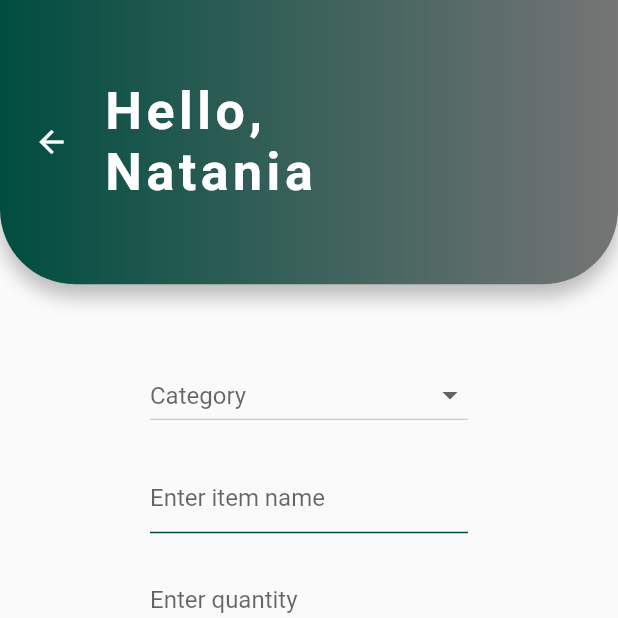
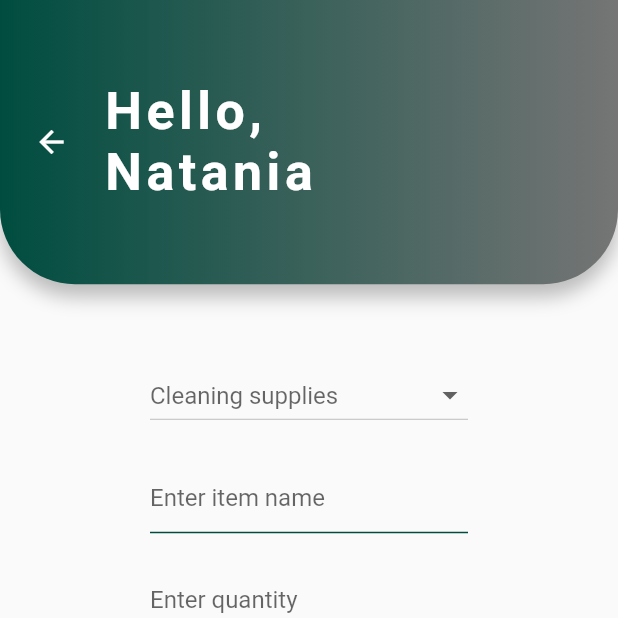
Before and after one commit to nataniayp/plEASE, a Flutter app: the screen it shows after launch, after a tap on "Cleaning supplies", on a phone screen of 412 x 824 dp, the top half of it. Run offline on Flutter 3.47's test engine with Material 2 defaults, Android fonts, the phone set to English and light mode, and no system bars.

Commit message:
my requests navigation done my requests UI done passing data done integrating backend not done

```diff
--- a/lib/screens/request.dart
+++ b/lib/screens/request.dart
@@ -1,6 +1,7 @@
 import 'package:flutter/cupertino.dart';
 import 'package:flutter/material.dart';
 import 'package:please/components/customised_app_bar.dart';
+import 'package:please/components/request_item.dart';
 import 'package:please/components/screen_header.dart';
 
 class Request extends StatefulWidget {
@@ -11,6 +12,9 @@ class Request extends StatefulWidget {
 }
 
 class _RequestState extends State<Request> {
+
+  RequestItem selected = new RequestItem(id: 'Natatnia');
+
   @override
   Widget build(BuildContext context) {
     Size size = MediaQuery.of(context).size;
@@ -27,7 +31,7 @@ class _RequestState extends State<Request> {
               Row (
                 mainAxisAlignment: MainAxisAlignment.center,
                 children: [
-                  Container(
+                  Container( // Food
                     decoration: BoxDecoration(
                       borderRadius: BorderRadius.circular(30),
                       color: Colors.white,
@@ -43,7 +47,8 @@ class _RequestState extends State<Request> {
                     width: size.height * 0.2,
                     child: FlatButton(
                       onPressed: () {
-                        Navigator.pushNamed(context, '/request');
+                        selected.category = 'Food';
+                        Navigator.pushNamed(context, '/request', arguments: selected);
                       },
                       child: Padding(
                         padding: EdgeInsets.fromLTRB(0, size.height * 0.05, 0, 0),
@@ -85,7 +90,8 @@ class _RequestState extends State<Request> {
                     width: size.height * 0.2,
                     child: FlatButton(
                       onPressed: () {
-                        Navigator.pushNamed(context, '/request');
+                        selected.category = 'Stationery';
+                        Navigator.pushNamed(context, '/request', arguments: selected);
                       },
                       child: Padding(
                         padding: EdgeInsets.fromLTRB(0, size.height * 0.05, 0, 0),
@@ -132,7 +138,8 @@ class _RequestState extends State<Request> {
                     width: size.height * 0.2,
                     child: FlatButton(
                       onPressed: () {
-                        Navigator.pushNamed(context, '/request');
+                        selected.category = 'Cleaning supplies';
+                        Navigator.pushNamed(context, '/request', arguments: selected);
                       },
                       child: Padding(
                         padding: EdgeInsets.fromLTRB(0, size.height * 0.05, 0, 0),
@@ -174,7 +181,8 @@ class _RequestState extends State<Request> {
                     width: size.height * 0.2,
                     child: FlatButton(
                       onPressed: () {
-                        Navigator.pushNamed(context, '/request');
+                        selected.category = 'Others';
+                        Navigator.pushNamed(context, '/request', arguments: selected);
                       },
                       child: Padding(
                         padding: EdgeInsets.fromLTRB(0, size.height * 0.05, 0, 0),
--- a/lib/screens/request_input.dart
+++ b/lib/screens/request_input.dart
@@ -13,11 +13,14 @@ class RequestInput extends StatefulWidget {
 
 class _RequestInputState extends State<RequestInput> {
 
+  RequestItem selected;
   List<String> category = ['Food', 'Stationery', 'Cleaning supplies', 'Others'];
-  RequestItem selected = new RequestItem(id: 'Natania');
 
   @override
   Widget build(BuildContext context) {
+
+    selected = ModalRoute.of(context).settings.arguments;
+
     return Scaffold(
       body: Column(
         children: [
@@ -26,7 +29,7 @@ class _RequestInputState extends State<RequestInput> {
             padding: const EdgeInsets.fromLTRB(100, 50, 100, 0),
             child: DropdownButton(
               isExpanded: true,
-              hint: Text(selected.category == null? 'Category': selected.category),
+              hint: Text(selected.category),
               onChanged: (val) {
                 setState(() {
                   selected.category = val;
@@ -136,7 +139,7 @@ class _RequestInputState extends State<RequestInput> {
             padding: const EdgeInsets.fromLTRB(0, 20, 0, 0),
             child: FlatButton(
               onPressed: () {
-                Navigator.pushReplacementNamed(context, '/my_requests');
+                Navigator.pushReplacementNamed(context, '/my_requests', arguments: selected);
               },
               color: Colors.white,
               height: 50.0,
```
